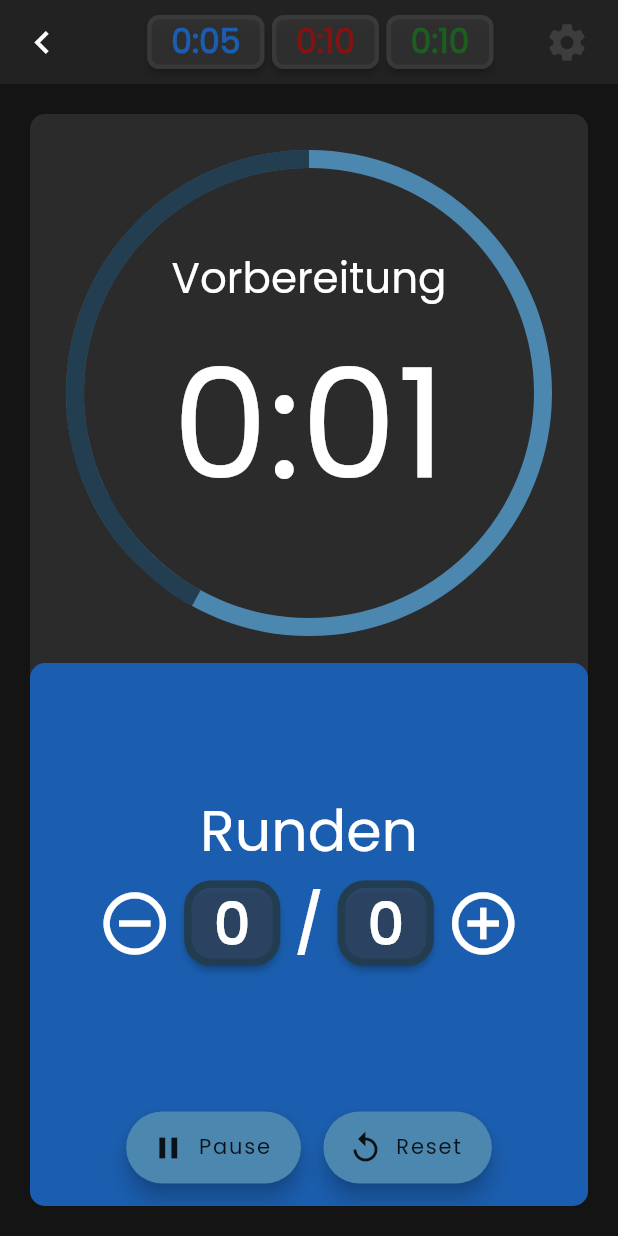
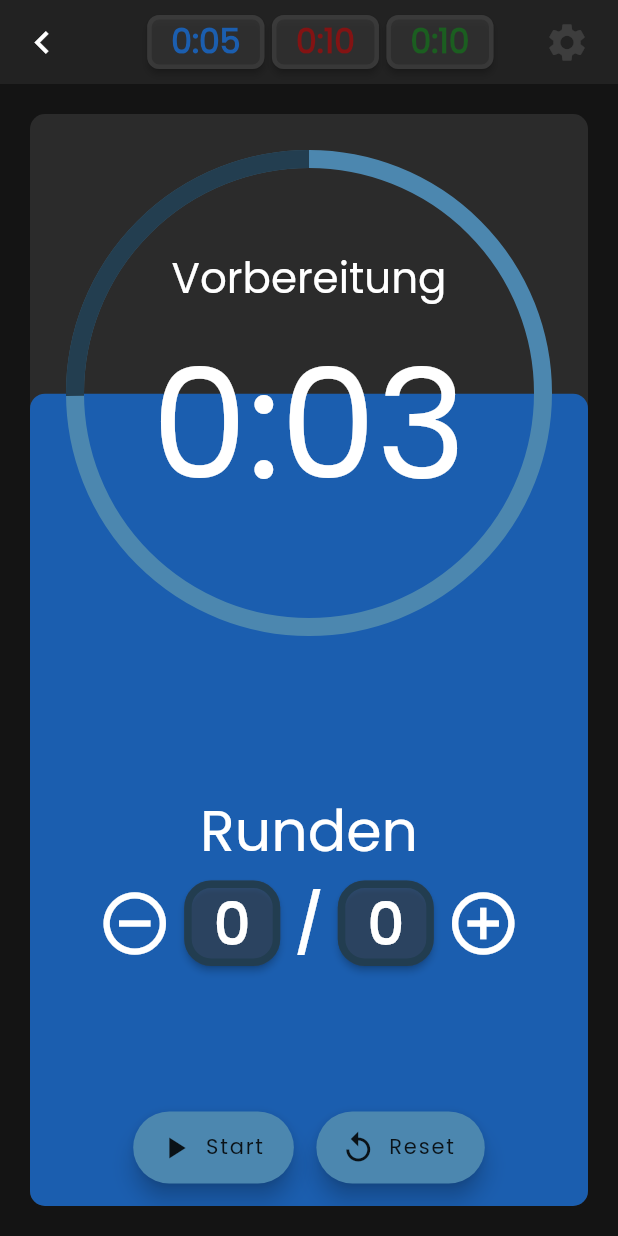
Before and after one commit to internessi/trainertimer, a Flutter app: the TimerSimple screen opened directly, after a tap on "Start", after a tap on "Pause", on a phone screen of 412 x 824 dp. Run offline on Flutter 3.47's test engine with Material 2 defaults, Android fonts, the phone set to English and light mode, and no system bars; our stand-ins replace animated_theme_switcher, audioplayers, flutter_bloc, gap, image_picker, shared_preferences; missing offline and left inert: animation_wrappers, circular_countdown, timer_controller; accounts and stored records are empty.

Commit message:
19.07. abend

```diff
--- a/lib/Pages/Timers/timerSimple.dart
+++ b/lib/Pages/Timers/timerSimple.dart
@@ -20,13 +20,17 @@ class _TimerSimpleState extends State<TimerSimple>
   AudioCache audioCache= AudioCache();
   AudioPlayer audioPlayer = AudioPlayer();
 
-  int lastDuration = 0, timerDuration = 3, timerType = 2, timerRounds = 0, timerRound = 0 ;
+  int lastDuration = 0, timerType = 2, timerRounds = 0, timerRound = 0 ;
+  int preDuration = 5, actDuration = 10, pauDuraution = 10;
+  bool resetPressed = false, timerRunning = false;
+
   Color timerColor = timerColorPrep, timerColorBg = timerColorPrepBg;
 
   List timerTypeColor = [timerColorFight,  timerColorPause, timerColorPrep];
   List timerTypeColorBg = [timerColorFightBg, timerColorPauseBg,  timerColorPrepBg];
   List timerTypeColorR = [timerColorFightR, timerColorPauseR,  timerColorPrepR];
   List timerTypeText = ['Aktivzeit', 'Erholungszeit',  'Vorbereitung'];
+  List timerDuration = [10, 10, 5];
 
   String get timerString {
     Duration duration = controller.duration! * controller.value;
@@ -40,7 +44,7 @@ class _TimerSimpleState extends State<TimerSimple>
     initSounds();
     controller = AnimationController(
       vsync: this,
-      duration: Duration(seconds: timerDuration),
+      duration: Duration(seconds: preDuration),
     )
       ..addListener(() {
         setState(() {
@@ -50,7 +54,7 @@ class _TimerSimpleState extends State<TimerSimple>
               if (timerType == 0){
                 playSound('mp3/bell3x.mp3');
               } else {
-                playSound('mp3/bell.mp3');
+                playSound('mp3/bell3x.mp3');
               }
             }
             lastDuration = duration.inSeconds;
@@ -59,11 +63,11 @@ class _TimerSimpleState extends State<TimerSimple>
         });
       })
       ..addStatusListener((AnimationStatus status) {
-        if (controller.isDismissed) {
+        if (controller.isDismissed && timerRunning) {
           timerType = timerType + 1;
           if (timerType > 1)
             timerType = 0;
-          controller.duration = Duration(seconds: 5);
+          controller.duration = Duration(seconds: timerDuration[timerType]);
           timerColor = timerTypeColor[timerType];
           timerColorBg = timerTypeColorBg[timerType];
           controller.reverse(
@@ -252,7 +256,7 @@ class _TimerSimpleState extends State<TimerSimple>
                                       child:
                                       Container(    // Zeiteffekt innenbereich Insel
                                         height:
-                                        controller.value * (MediaQuery.of(context).size.height - 200),
+                                            controller.value * (MediaQuery.of(context).size.height - 100),
                                         decoration: BoxDecoration(
                                           borderRadius: BorderRadius.circular(10),
                                           color: timerColorBg,
@@ -405,11 +409,15 @@ class _TimerSimpleState extends State<TimerSimple>
                                                           if (controller.isAnimating)
                                                             controller.stop();
                                                           else {
+                                                            timerRunning = true;
                                                             controller.reverse(
                                                                 from: controller.value == 0.0
                                                                     ? 1.0
                                                                     : controller.value);
                                                           }
+                                                          setState(() {
+
+                                                          });
                                                         },
                                                         icon: Icon(controller.isAnimating
                                                             ? Icons.pause
@@ -430,7 +438,8 @@ class _TimerSimpleState extends State<TimerSimple>
                                                         foregroundColor: Colors.black87,
                                                         splashColor: Colors.white,
                                                         onPressed: () {
-                                                          if (controller.isAnimating){
+                                                          if (timerRunning){
+                                                            timerRunning = false;
                                                             controller.stop();
                                                             print('nach stop');
                                                             controller.reset();
@@ -438,10 +447,11 @@ class _TimerSimpleState extends State<TimerSimple>
                                                             timerType = 2;
                                                             timerColor = timerTypeColor[2];
                                                             timerColorBg = timerTypeColorBg[2];
-                                                          print('nach set');
+                                                            print('nach set');
 
                                                             controller.stop();
-                                                          print('nach stop');
+                                                            print('nach stop');
+
                                                             setState(() {
 
                                                             });
@@ -454,11 +464,11 @@ class _TimerSimpleState extends State<TimerSimple>
                                                                     : controller.value);
                                                           }
                                                         },
-                                                        icon: Icon(controller.isAnimating
+                                                        icon: Icon(timerRunning
                                                             ? Icons.replay_sharp
                                                             : Icons.settings),
                                                         label: Text(
-                                                            controller.isAnimating ? "Reset" : "Einstellung")
+                                                            timerRunning ? "Reset" : "Einstellung")
                                                     );
                                                   }),
                                             ],),
--- a/lib/main.dart
+++ b/lib/main.dart
@@ -9,6 +9,7 @@ import 'Theme/style.dart';
 import 'package:trainertimer/User/mainUsers.dart';
 import 'package:trainertimer/User/utils/user_preferences.dart';
 import 'package:trainertimer/MySubs/preferences.dart';
+import 'package:trainertimer/Pages/home.dart';
 
 void main() async {
   WidgetsFlutterBinding.ensureInitialized();
@@ -46,7 +47,7 @@ class TrainerTimer extends StatelessWidget {
             locale: locale,
             theme: appTheme,
             // home: Language(true),
-            home:Login(),
+            home:HomePage(),
             debugShowCheckedModeBanner: false,
             routes: PageRoutes().routes(),
           );
```
